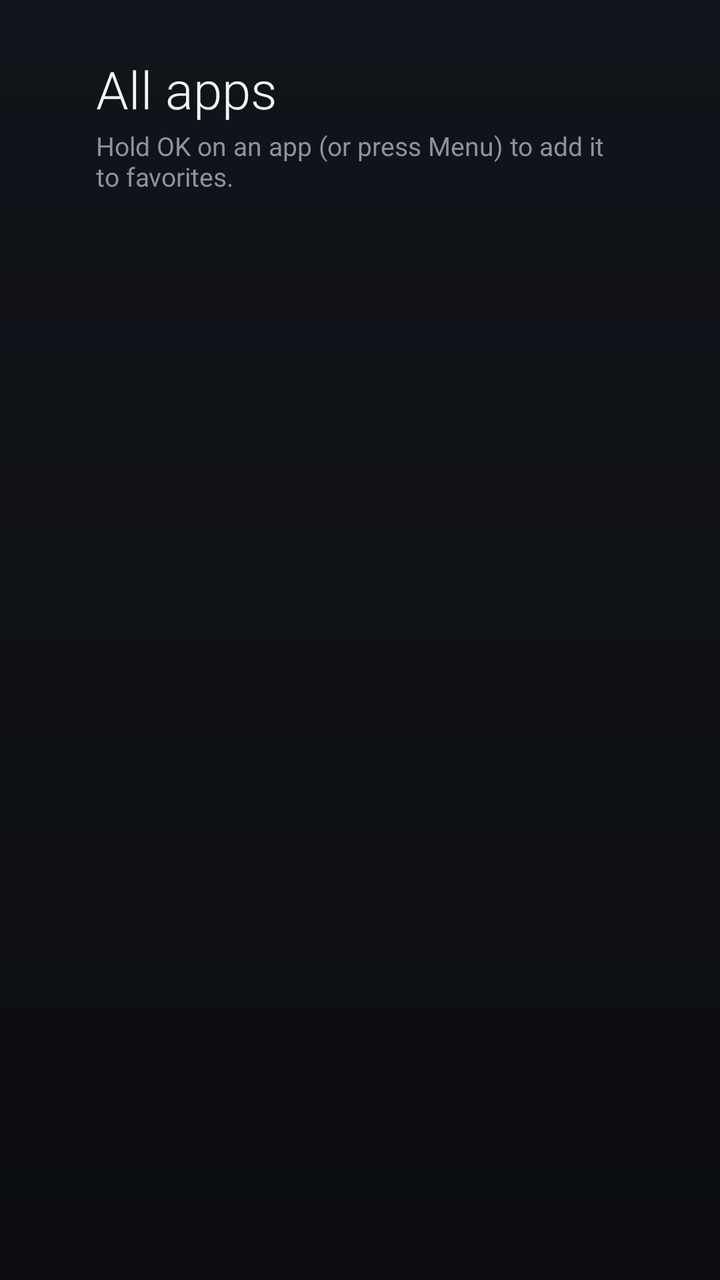
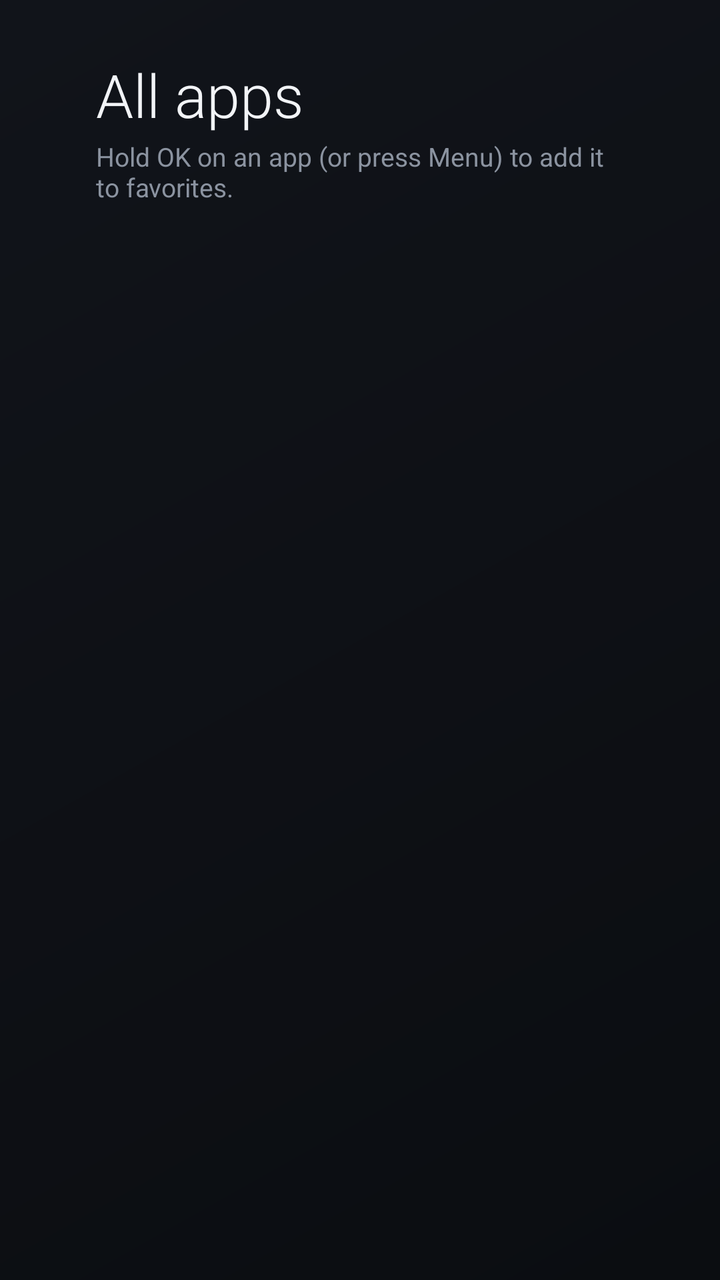

The first picture is an Android layout as it rendered before a commit; the second is the same layout after the commit. The layout source and the unified diff follow.
<!-- AndroidManifest.xml: application theme Lehko -->
<!-- res/layout/all_apps.xml -->
<?xml version="1.0" encoding="utf-8"?>
<LinearLayout xmlns:android="http://schemas.android.com/apk/res/android"
    android:layout_width="match_parent"
    android:layout_height="match_parent"
    android:clipChildren="false"
    android:orientation="vertical"
    android:paddingStart="@dimen/safe_h"
    android:paddingTop="@dimen/safe_v"
    android:paddingEnd="@dimen/safe_h">

    <TextView
        android:layout_width="wrap_content"
        android:layout_height="wrap_content"
        android:text="@string/all_apps"
        style="@style/Lehko.Title" />

    <TextView
        android:layout_width="wrap_content"
        android:layout_height="wrap_content"
        android:layout_marginTop="2dp"
        android:text="@string/all_apps_hint"
        android:textColor="@color/text_dim"
        android:textSize="13sp" />

    <TextView
        android:id="@+id/empty"
        android:layout_width="wrap_content"
        android:layout_height="wrap_content"
        android:layout_marginTop="24dp"
        android:text="@string/no_apps"
        android:textColor="@color/text_secondary"
        android:visibility="gone" />

    <GridView
        android:id="@+id/grid"
        android:layout_width="match_parent"
        android:layout_height="0dp"
        android:layout_marginStart="-12dp"
        android:layout_marginEnd="-12dp"
        android:layout_weight="1"
        android:clipChildren="false"
        android:clipToPadding="false"
        android:drawSelectorOnTop="false"
        android:gravity="start"
        android:horizontalSpacing="@dimen/tile_gap"
        android:numColumns="auto_fit"
        android:paddingStart="12dp"
        android:paddingTop="16dp"
        android:paddingEnd="12dp"
        android:paddingBottom="@dimen/safe_v"
        android:scrollbars="none"
        android:stretchMode="none"
        android:verticalSpacing="@dimen/tile_gap" />
</LinearLayout>
<!-- resources referenced by this layout -->
<resources>
  <color name="text_dim">#FF8B93A0</color>
  <color name="text_secondary">#FFA7AFBA</color>
  <dimen name="safe_h">48dp</dimen>
  <dimen name="safe_v">27dp</dimen>
  <dimen name="tile_gap">14dp</dimen>
  <string name="all_apps">All apps</string>
  <string name="all_apps_hint">Hold OK on an app (or press Menu) to add it to favorites.</string>
  <string name="no_apps">No apps found.</string>
  <style name="Lehko.Title">
          <item name="android:textColor">@color/text_primary</item>
          <item name="android:textSize">26sp</item>
          <item name="android:fontFamily">sans-serif-light</item>
      </style>
  <style name="Lehko" parent="@android:style/Theme.DeviceDefault.NoActionBar">
          <item name="android:windowBackground">@drawable/bg</item>
          <item name="android:windowNoTitle">true</item>
          <item name="android:windowFullscreen">true</item>
          <item name="android:colorAccent">@color/accent</item>
          <item name="android:textColorPrimary">@color/text_primary</item>
          <item name="android:textColorSecondary">@color/text_secondary</item>
          <item name="android:alertDialogTheme">@style/Lehko.Dialog</item>
      </style>
  <color name="text_primary">#FFF2F4F7</color>
  <!-- drawable bg (drawable) -->
  <?xml version="1.0" encoding="utf-8"?>
  <shape xmlns:android="http://schemas.android.com/apk/res/android">
      <gradient android:angle="270" android:startColor="@color/bg_top" android:endColor="@color/bg_bottom" />
  </shape>
  <color name="accent">#FFFFC940</color>
  <style name="Lehko.Dialog" parent="@android:style/Theme.DeviceDefault.Dialog.Alert">
          <item name="android:colorAccent">@color/accent</item>
      </style>
  <color name="bg_top">#FF11141A</color>
  <color name="bg_bottom">#FF0B0D11</color>
</resources>

<!-- the commit's change to res/layout/all_apps.xml (unified diff, before → after) -->
@@ -35,8 +35,8 @@
         android:id="@+id/grid"
         android:layout_width="match_parent"
         android:layout_height="0dp"
-        android:layout_marginStart="-12dp"
-        android:layout_marginEnd="-12dp"
+        android:layout_marginStart="-19dp"
+        android:layout_marginEnd="-19dp"
         android:layout_weight="1"
         android:clipChildren="false"
         android:clipToPadding="false"
<!-- resource entries referenced after the edit -->
@@ -4,13 +4,13 @@
   <color name="text_secondary">#FFA7AFBA</color>
   <dimen name="safe_h">48dp</dimen>
   <dimen name="safe_v">27dp</dimen>
-  <dimen name="tile_gap">14dp</dimen>
+  <dimen name="tile_gap">18dp</dimen>
   <string name="all_apps">All apps</string>
   <string name="all_apps_hint">Hold OK on an app (or press Menu) to add it to favorites.</string>
   <string name="no_apps">No apps found.</string>
   <style name="Lehko.Title">
           <item name="android:textColor">@color/text_primary</item>
-          <item name="android:textSize">26sp</item>
+          <item name="android:textSize">30sp</item>
           <item name="android:fontFamily">sans-serif-light</item>
       </style>
   <style name="Lehko" parent="@android:style/Theme.DeviceDefault.NoActionBar">
@@ -26,7 +26,7 @@
   <!-- drawable bg (drawable) -->
   <?xml version="1.0" encoding="utf-8"?>
   <shape xmlns:android="http://schemas.android.com/apk/res/android">
-      <gradient android:angle="270" android:startColor="@color/bg_top" android:endColor="@color/bg_bottom" />
+      <gradient android:angle="315" android:startColor="@color/bg_top" android:endColor="@color/bg_bottom" />
   </shape>
   <color name="accent">#FFFFC940</color>
   <style name="Lehko.Dialog" parent="@android:style/Theme.DeviceDefault.Dialog.Alert">
